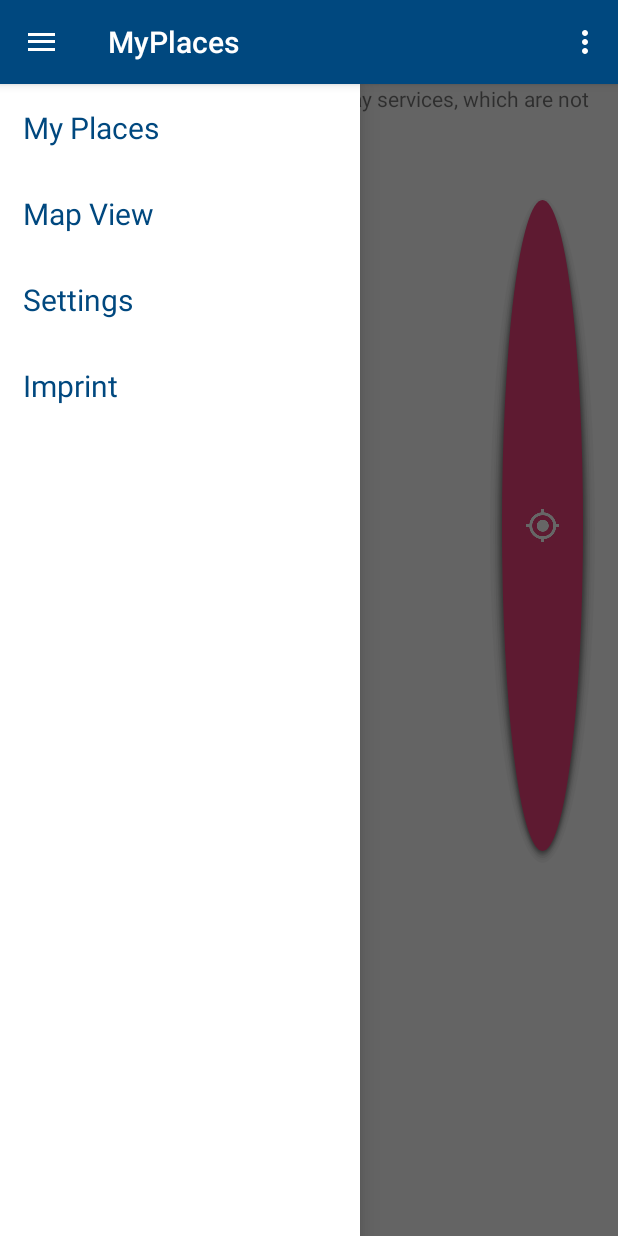
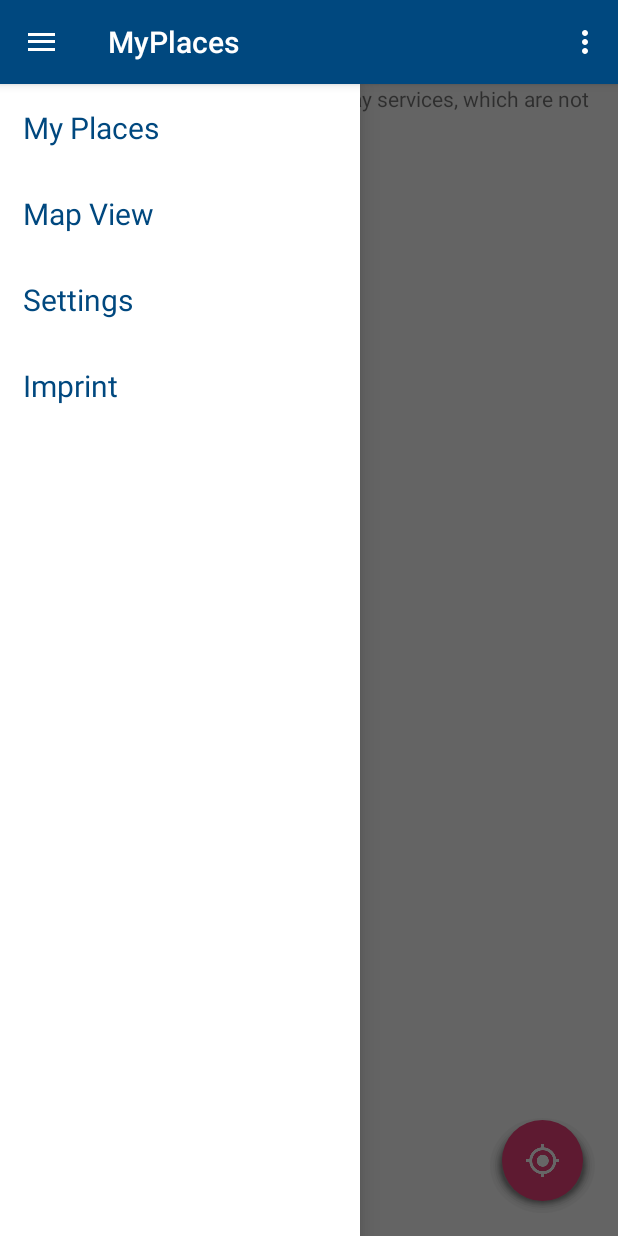
Before and after one commit to OlgaTUD/AppDevelopmentWS1516, an Android app: the fragment MapViewFragment placed in its activity, on a phone screen of 412 x 824 dp. Run offline under Robolectric (Android 15) with nearby library versions, the phone set to English and light mode, and no system bars; 5 statements that could not run were skipped.

```diff
--- a/MyPlaces/app/src/main/res/layout/mapview.xml
+++ b/MyPlaces/app/src/main/res/layout/mapview.xml
@@ -1,22 +1,30 @@
 <?xml version="1.0" encoding="utf-8"?>
-<LinearLayout xmlns:android="http://schemas.android.com/apk/res/android"
+<RelativeLayout xmlns:android="http://schemas.android.com/apk/res/android"
     android:orientation="vertical" android:layout_width="match_parent"
     android:layout_height="match_parent">
+    <FrameLayout
+        android:layout_width="match_parent"
+        android:layout_height="match_parent"
+        android:layout_alignParentEnd="true"
+        android:layout_alignParentRight="true"
+        android:layout_alignParentTop="true"
+        android:id="@+id/frameLayout">
 
     <fragment
         android:id="@+id/location_map"
         android:layout_width="match_parent"
-        android:layout_height="54dp"
+        android:layout_height="match_parent"
         class="com.google.android.gms.maps.SupportMapFragment" />
 
     <ImageButton
         android:layout_margin="15dp"
         android:layout_width="70dp"
-        android:layout_height="450dp"
+        android:layout_height="70dp"
         android:src="@drawable/ic_my_location_white"
         android:background="@drawable/floating_button"
         android:id="@+id/button"
         android:layout_gravity="right|bottom"
         android:stateListAnimator="@anim/raise" />
 
-</LinearLayout>
+    </FrameLayout>
+</RelativeLayout>
```
Also changed, not shown: MyPlaces/app/src/main/AndroidManifest.xml (+3 -7 lines).
